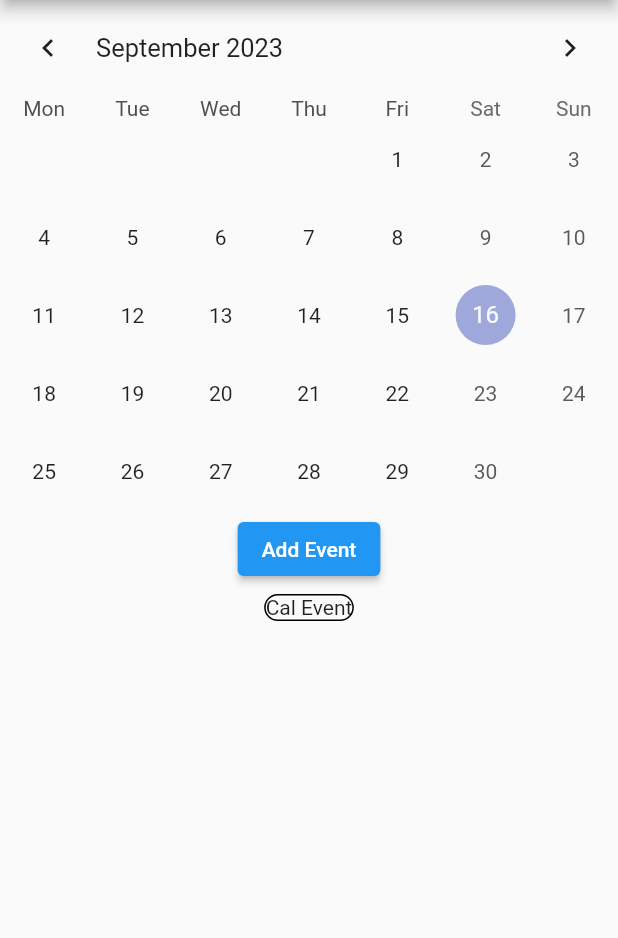
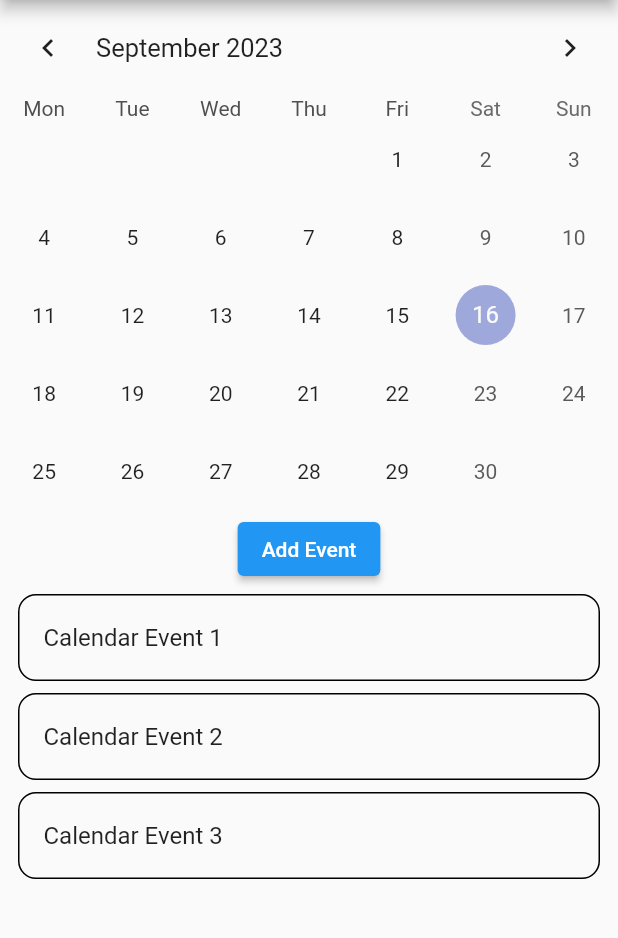
Before and after one commit to dougand/home_calendar, a Flutter app: the screen it shows after launch, on a phone screen of 412 x 824 dp, the part 84-1022 px from its top. Run offline on Flutter 3.47's test engine with Material 2 defaults, Android fonts, the light colour scheme and no system bars; drawn by our look-alikes of table_calendar.

Commit message:
add event data

```diff
--- /dev/null
+++ b/lib/calendar_data.dart
@@ -0,0 +1,17 @@
+
+import 'package:home_calendar/calendar_event.dart';
+import 'dart:collection';
+
+class CalendarData {
+
+  final List<CalendarEvent> testList = [
+    CalendarEvent("Calendar Event 1"),
+    CalendarEvent("Calendar Event 2"),
+    CalendarEvent("Calendar Event 3"),
+  ];
+ // final String title;
+
+ // List getList()
+
+
+}
--- a/lib/calendar_event.dart
+++ b/lib/calendar_event.dart
@@ -17,11 +17,20 @@ class CalendarEvent {
 
 
 class CalendarEventWidget extends StatefulWidget {
+
+  final CalendarEvent event;
+
+  const CalendarEventWidget(this.event);
+
   @override
-  _CalendarEventWidget createState() => _CalendarEventWidget();
+  _CalendarEventWidget createState() => _CalendarEventWidget(event);
 }
 
 class _CalendarEventWidget extends State<CalendarEventWidget> {
+
+  final CalendarEvent event;
+
+  _CalendarEventWidget(this.event);
 
   @override
   Widget build(BuildContext context) {
@@ -36,7 +45,10 @@ class _CalendarEventWidget extends State<CalendarEventWidget> {
         border: Border.all(),
         borderRadius: BorderRadius.circular(12.0),
       ),
-      child: Text('Cal Event')
+      child: ListTile(
+          title: Text(event.title)
+            )
+
     );
   }
 }
--- a/lib/main.dart
+++ b/lib/main.dart
@@ -3,6 +3,7 @@
 
 import 'package:flutter/material.dart';
 import 'package:home_calendar/calendar_event.dart';
+import 'package:home_calendar/calendar_data.dart';
 //import 'package:intl/date_symbol_data_local.dart';
 import 'package:home_calendar/utils.dart';
 import 'package:table_calendar/table_calendar.dart';
@@ -47,6 +48,9 @@ class _CalendarPage extends State<CalendarPage> {
   DateTime? _rangeStart;
   DateTime? _rangeEnd;
 
+  CalendarData calData = new CalendarData();
+
+
 
   void _onDaySelected(DateTime selectedDay, DateTime focusedDay) {
     if (!isSameDay(_selectedDay, selectedDay)) {
@@ -65,6 +69,9 @@ class _CalendarPage extends State<CalendarPage> {
 
   @override
   Widget build(BuildContext context) {
+
+    List<CalendarEvent> theList = calData.testList;
+
     return Scaffold(
       appBar: AppBar(
         title: const Text('Home Calendar'),
@@ -106,13 +113,16 @@ class _CalendarPage extends State<CalendarPage> {
           ),
 
           const SizedBox(height: 2.0),
+
           ElevatedButton(
             child: Text('Add Event'),
             onPressed: () => {},
           ),
           const SizedBox(height: 2.0),
 
-          CalendarEventWidget(),
+          CalendarEventWidget(theList[0]),
+          CalendarEventWidget(theList[1]),
+          CalendarEventWidget(theList[2]),
         ],
       ),
     );
```
Also changed, not shown: lib/edit_event.dart (added, +11 -0 lines).
